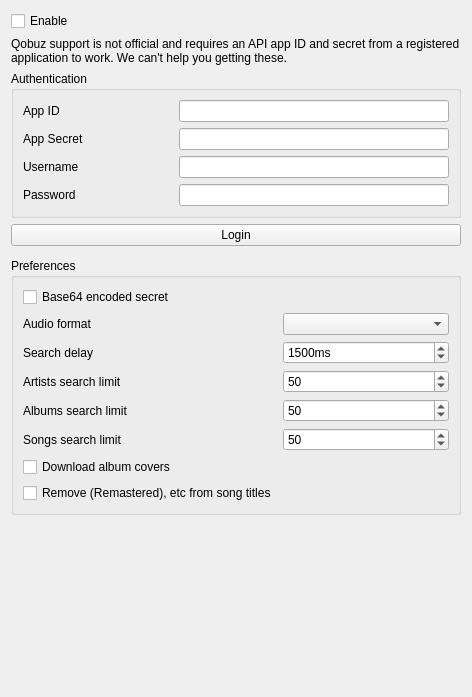
Old version of the form src/settings/qobuzsettingspage.ui in the repository strawberrymusicplayer/strawberry.
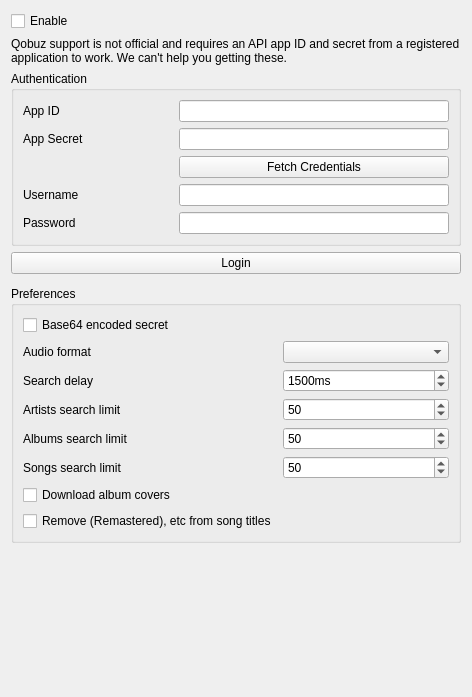
New version of the form. Icons and pictures are not drawn. Custom widgets are drawn as their Qt base class.

Commit message:
Qobuz: Fix authentication and add automatic credential fetching
Qobuz API now requires intent=stream parameter for stream URL requests,
and the app_secret must be extracted using the Spoofbuz decoding method
from bundle.js rather than plain-text values.

Changes:
- Add intent=stream parameter to stream URL requests
- Add QobuzCredentialFetcher class to extract credentials from web player
- Add "Fetch Credentials" button to Qobuz settings page
- Decode obfuscated app secrets using seed/timezone/info/extras method

This fixes "Invalid Request Signature" errors that prevented playback.

What changed in the file:
```diff
--- a/src/settings/qobuzsettingspage.ui
+++ b/src/settings/qobuzsettingspage.ui
@@ -115,6 +115,16 @@
         </property>
        </widget>
       </item>
+      <item row="3" column="1">
+       <widget class="QPushButton" name="button_fetch_credentials">
+        <property name="text">
+         <string>Fetch Credentials</string>
+        </property>
+        <property name="toolTip">
+         <string>Automatically fetch app ID and secret from Qobuz web player</string>
+        </property>
+       </widget>
+      </item>
      </layout>
     </widget>
    </item>
```
The commit also changes 7 other files.
